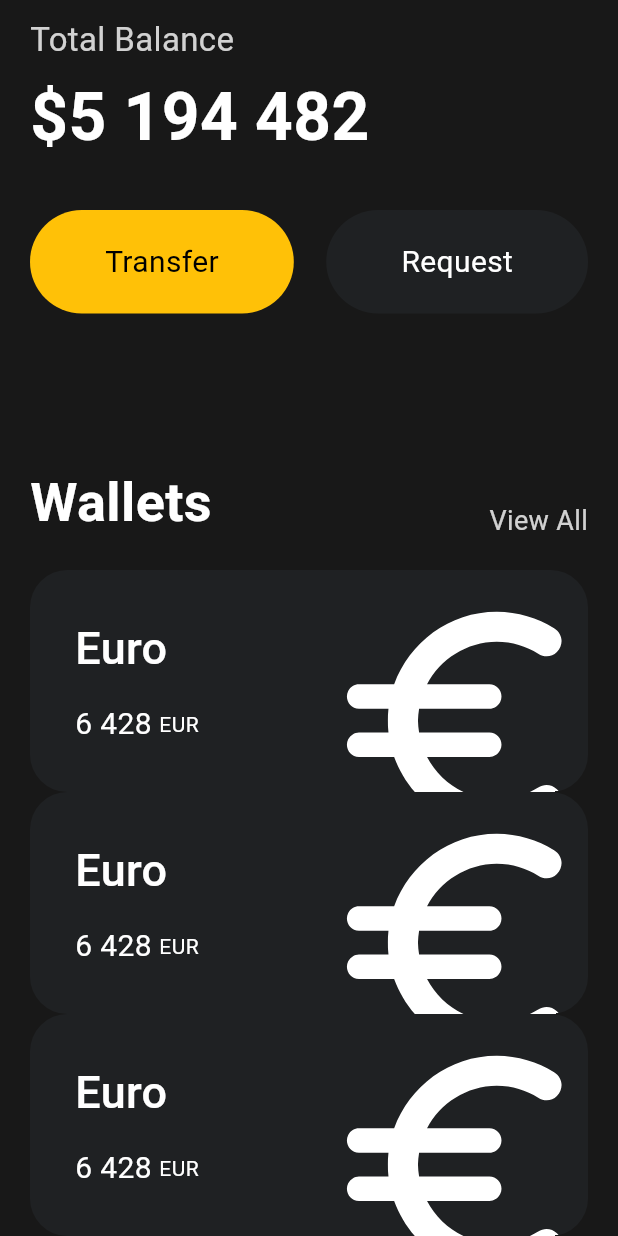
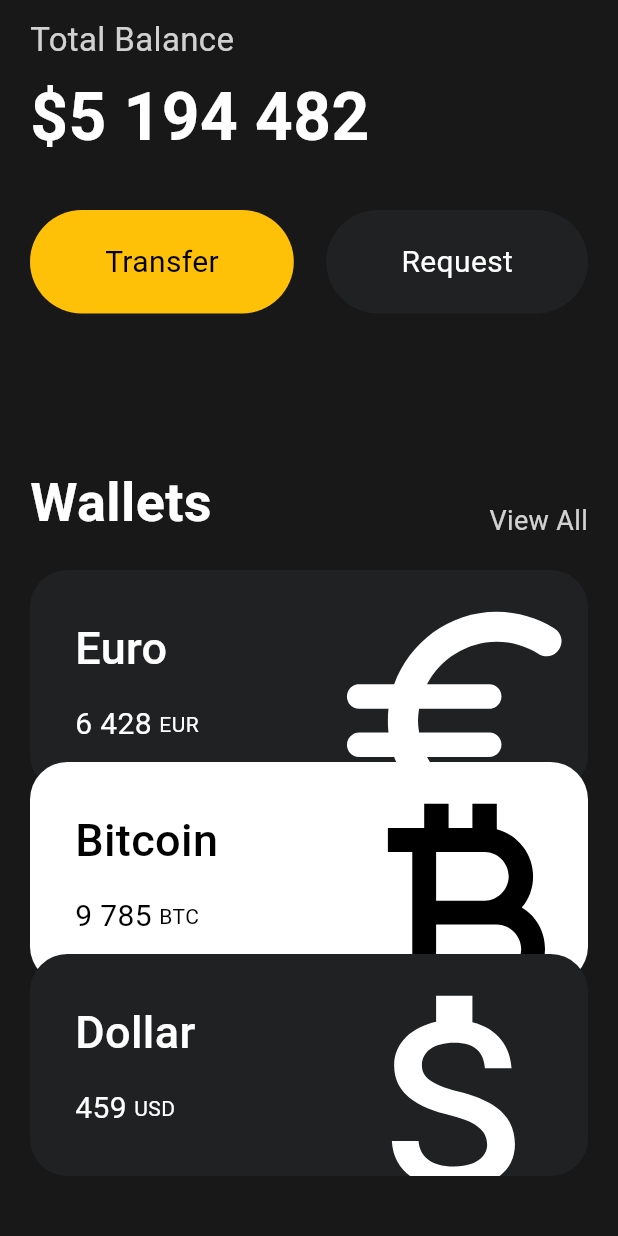
Before and after one commit to zeriong/flutter-intro, a Flutter app: the screen it shows after launch, scrolled down 255 dp, on a phone screen of 412 x 824 dp. Run offline on Flutter 3.47's test engine with Material 3 defaults, Android fonts, the phone set to English and light mode, and no system bars; missing offline and left inert: dart:ffi.

Commit message:
currencyCard Widget 를 활용하여 card list 제대로 구현

```diff
--- a/lib/main.dart
+++ b/lib/main.dart
@@ -9,29 +9,39 @@ void main() {
 class App extends StatelessWidget {
   App({super.key});
 
-  final List<Map<String, dynamic>> _cardList = [
+  // 초반에 이 위치에서 "cardList" 클래스를 선언해서 활용해봤지만
+  // 초기 실행 시에만 변화를 확인할 수 있었다.
+  // 실질적으로 hotreload에 포함되기 위해선 Widget 단위로 instance가 존재해야 한다.
+
+  @override
+  Widget build(BuildContext context) {
+    final List<Map<String, dynamic>> cardList = [
       {
         "title": "Euro",
         "amount": "6 428",
         "currency": "EUR",
         "icon": Icons.euro_rounded,
+        "isInverted": false,
+        "cardOffset": const Offset(0, 0),
       },
       {
-      "title": "Euro",
-      "amount": "6 428",
-      "currency": "EUR",
-      "icon": Icons.euro_rounded,
+        "title": "Bitcoin",
+        "amount": "9 785",
+        "currency": "BTC",
+        "icon": Icons.currency_bitcoin,
+        "isInverted": true,
+        "cardOffset": const Offset(0, -20),
       },
       {
-      "title": "Euro",
-      "amount": "6 428",
-      "currency": "EUR",
-      "icon": Icons.euro_rounded,
+        "title": "Dollar",
+        "amount": "459",
+        "currency": "USD",
+        "icon": Icons.attach_money_outlined,
+        "isInverted": false,
+        "cardOffset": const Offset(0, -40),
       }
     ];
 
-  @override
-  Widget build(BuildContext context) {
     return MaterialApp(
       home: Scaffold(
         // custom color 지정할 때 0xFF + [ 컬러 코드 ] ( 아래는 코드: #181818 )
@@ -170,12 +180,14 @@ class App extends StatelessWidget {
                   height: 20,
                 ),
 
-                for (var item in _cardList)
+                for (var item in cardList)
                   CurrencyCard(
                     title: item["title"],
                     amount: item["amount"],
                     currency: item["currency"],
                     icon: item["icon"],
+                    isInverted: item["isInverted"],
+                    cardOffset: item["cardOffset"],
                   ),
               ],
             ),
```
Lines whose indentation alone changed are shown as unchanged.
